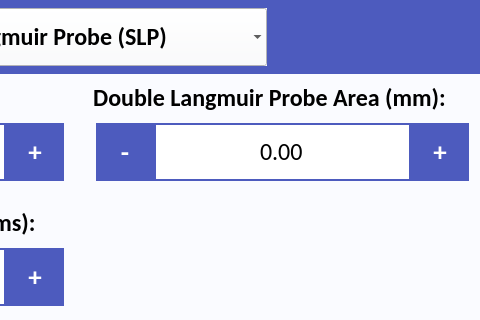
Old version of the form src/user_interface/graphic_user_interface/user_settings.ui in the repository CFigueroa90894/plasmetry; both pictures show x 320 to 800 and y 0 to 320 of the 800 by 480 pixel window.
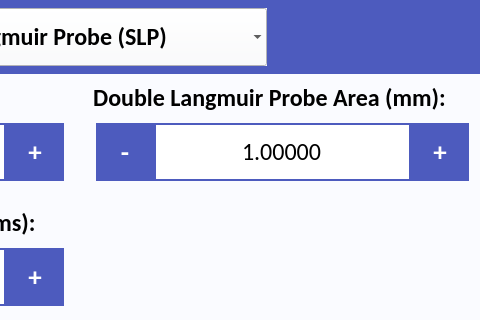
New version of the form. The open tabs and pages were chosen to show the change.

Patch:
```diff
--- a/src/user_interface/graphic_user_interface/user_settings.ui
+++ b/src/user_interface/graphic_user_interface/user_settings.ui
@@ -3567,11 +3567,17 @@
                      <bool>false</bool>
                     </property>
                     <property name="decimals">
-                     <number>2</number>
+                     <number>5</number>
+                    </property>
+                    <property name="minimum">
+                     <double>0.000000000000000</double>
                     </property>
                     <property name="maximum">
                      <double>10000.000000000000000</double>
                     </property>
+                    <property name="value">
+                     <double>1.000000000000000</double>
+                    </property>
                    </widget>
                   </item>
                   <item alignment="Qt::AlignTop">
```
Left out of the diff: 39 changed lines with no effect on the pictures.
